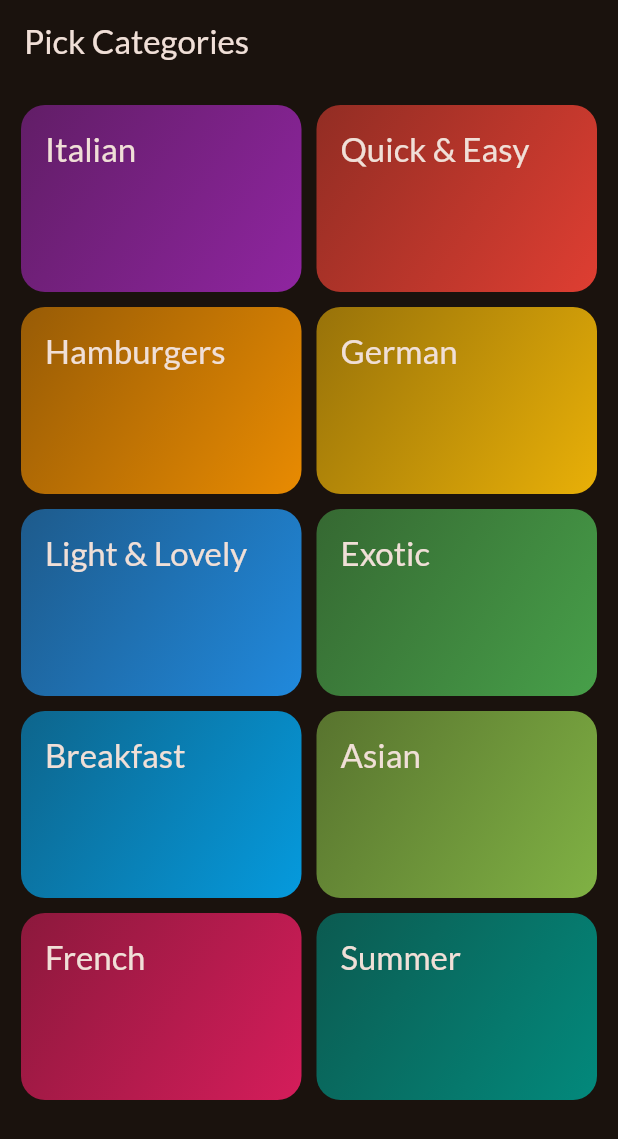
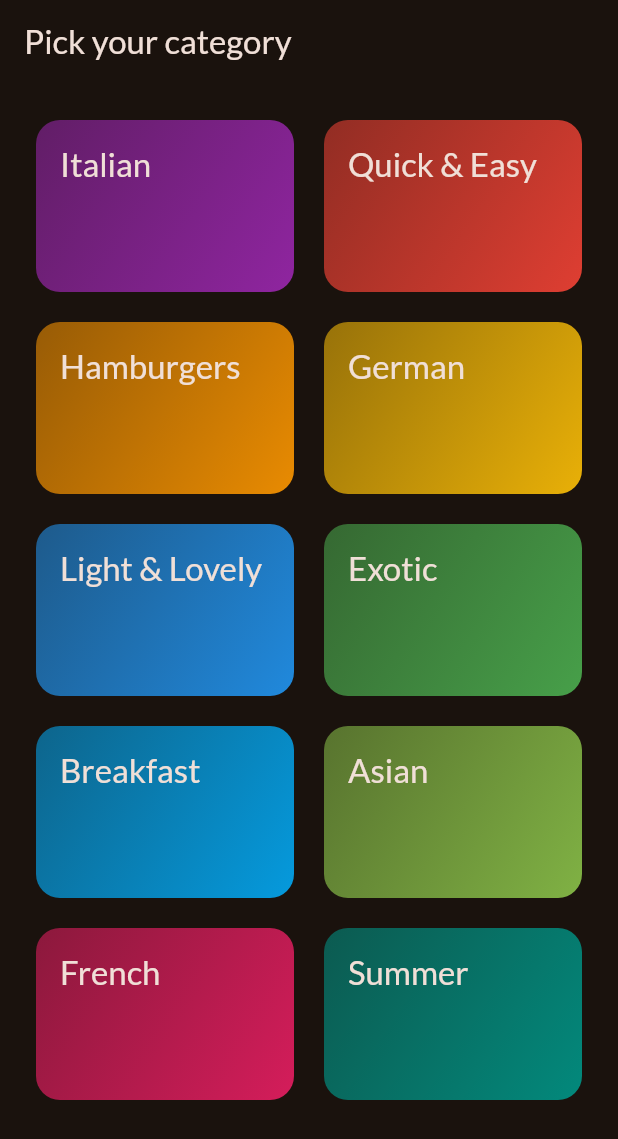
Before and after one commit to ashokstha61/meal_app, a Flutter app: the screen it shows after launch, on a phone screen of 412 x 824 dp. Shown: the top 1139 px of the screen. Run offline on Flutter 3.47's test engine with Material 3 defaults, Android fonts, the phone set to English and light mode, and no system bars; our stand-ins replace google_fonts, transparent_image.

```diff
--- a/lib/screens/categories.dart
+++ b/lib/screens/categories.dart
@@ -1,27 +1,50 @@
 import 'package:flutter/material.dart';
 import 'package:meal_app/data/dummy_data.dart';
+import 'package:meal_app/model/category.dart';
+import 'package:meal_app/screens/meals.dart';
 import 'package:meal_app/widgets/category_grid_items.dart';
 
 class CategoriesScreen extends StatelessWidget {
   const CategoriesScreen({super.key});
 
+  void _selectCategory(BuildContext context, Category category) {
+    final filteredMeals = dummyMeals
+        .where((meal) => meal.categories.contains(category.id))
+        .toList();
+
+    Navigator.of(context).push(
+      MaterialPageRoute(
+        builder: (ctx) => MealsScreen(
+          title: category.title,
+          meals: filteredMeals,
+        ),
+      ),
+    ); // Navigator.push(context, route)
+  }
+
   @override
   Widget build(BuildContext context) {
     return Scaffold(
       appBar: AppBar(
-        title: Text('Pick Categories'),
+        title: const Text('Pick your category'),
       ),
       body: GridView(
-        padding: EdgeInsets.all(14),
-        gridDelegate: SliverGridDelegateWithFixedCrossAxisCount(
+        padding: const EdgeInsets.all(24),
+        gridDelegate: const SliverGridDelegateWithFixedCrossAxisCount(
+          crossAxisCount: 2,
           childAspectRatio: 3 / 2,
-          crossAxisCount: 2, // Number of columns
-          crossAxisSpacing: 10.0, // Spacing between columns
-          mainAxisSpacing: 10.0, // Spacing between rows
+          crossAxisSpacing: 20,
+          mainAxisSpacing: 20,
         ),
         children: [
+          // availableCategories.map((category) => CategoryGridItem(category: category)).toList()
           for (final category in availableCategories)
-            CategoryGridItem(category: category)
+            CategoryGridItem(
+              category: category,
+              onSelectCategory: () {
+                _selectCategory(context, category);
+              },
+            )
         ],
       ),
     );
--- a/lib/widgets/category_grid_items.dart
+++ b/lib/widgets/category_grid_items.dart
@@ -5,20 +5,20 @@ class CategoryGridItem extends StatelessWidget {
   const CategoryGridItem({
     super.key,
     required this.category,
+    required this.onSelectCategory,
   });
 
   final Category category;
+  final void Function() onSelectCategory;
 
   @override
   Widget build(BuildContext context) {
     return InkWell(
-      onTap: () {
-        // Define the action when the container is tapped
-      },
+      onTap: onSelectCategory,
       splashColor: Theme.of(context).primaryColor,
       borderRadius: BorderRadius.circular(16),
       child: Container(
-        padding: EdgeInsets.all(16),
+        padding: const EdgeInsets.all(16),
         decoration: BoxDecoration(
             borderRadius: BorderRadius.circular(16),
             gradient: LinearGradient(
@@ -28,8 +28,7 @@ class CategoryGridItem extends StatelessWidget {
               ],
               begin: Alignment.topLeft,
               end: Alignment.bottomRight,
-          ),
-        ),
+            )),
         child: Text(
           category.title,
           style: Theme.of(context).textTheme.titleLarge!.copyWith(
--- a/pubspec.yaml
+++ b/pubspec.yaml
@@ -36,6 +36,7 @@ dependencies:
   # Use with the CupertinoIcons class for iOS style icons.
   cupertino_icons: ^1.0.6
   google_fonts: ^6.2.1
+  transparent_image: ^2.0.1
 
 dev_dependencies:
   flutter_test:
@@ -46,7 +47,7 @@ dev_dependencies:
   # activated in the `analysis_options.yaml` file located at the root of your
   # package. See that file for information about deactivating specific lint
   # rules and activating additional ones.
-  # flutter_lints: ^3.0.0
+  # # flutter_lints: ^3.0.0
 
 # For information on the generic Dart part of this file, see the
 # following page: https://dart.dev/tools/pub/pubspec
```
Also changed, not shown: lib/screens/meals.dart (+16 -14 lines), lib/widgets/meal_item.dart (added, +105 -0 lines), lib/widgets/meal_item_trait.dart (added, +34 -0 lines), lib/model/meal.dart (line endings or trailing spaces), pubspec.lock. Lines whose indentation alone changed are shown as unchanged.
